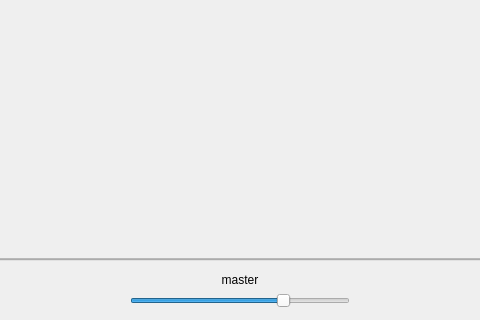
Qt form src/Common/gui/MainWindow.ui (elieserdejesus/JamTaba) before a commit; both pictures show x 408 to 888 and y 123 to 443 of the 1160 by 443 pixel window.
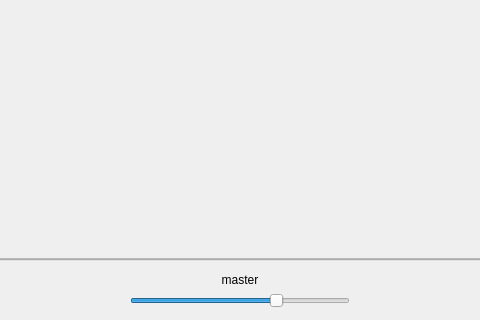
The same form after that commit. Icons and pictures are not drawn. Custom widgets are drawn as their Qt base class.

Commit message: :bug: Fixing peak meters not going higher than 0 or +3 dB (fix #1056)

Patch:
```diff
--- a/src/Common/gui/MainWindow.ui
+++ b/src/Common/gui/MainWindow.ui
@@ -353,7 +353,7 @@
              </sizepolicy>
             </property>
             <property name="maximum">
-             <number>140</number>
+             <number>148</number>
             </property>
             <property name="singleStep">
              <number>10</number>
```
The commit also changes 2 other files.
